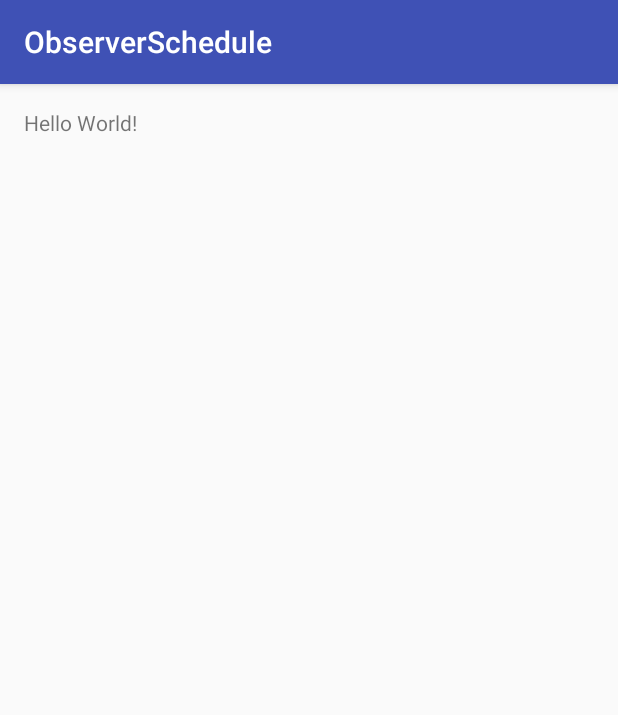
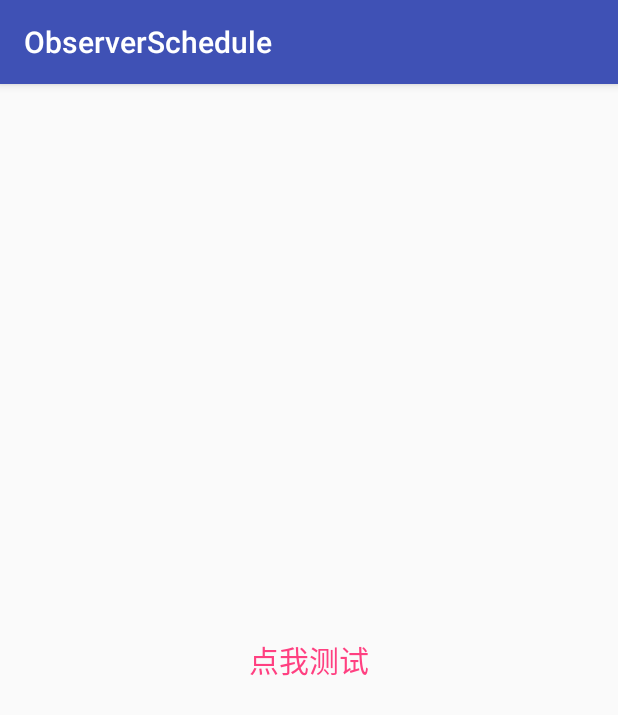
Before and after one commit to jiang111/ObservableScheduler, an Android app: the screen it shows after launch (MainActivity), on a phone screen of 412 x 824 dp. Shown: the top 715 px of the screen. Run offline under Robolectric (Android 15) with nearby library versions, the phone set to English and light mode, and no system bars.

Commit message:
add some demo

```diff
--- a/app/src/main/java/com/jyuesong/android/observerschedule/Test1Activity.java
+++ b/app/src/main/java/com/jyuesong/android/observerschedule/Test1Activity.java
@@ -89,6 +89,7 @@ public class Test1Activity extends AppCompatActivity {
                     @Override
                     public void notifyData(List<Bitmap> strings) {
 
+                        showToast("数据获取成功");
                         initRecyclerView(strings);
                     }
 
@@ -103,6 +104,7 @@ public class Test1Activity extends AppCompatActivity {
             @Override
             public void onCancel(DialogInterface dialog) {
                 mSubscription.unsubscribe();
+                showToast("已取消任务");
 
             }
         });
--- a/app/src/main/res/layout/activity_main.xml
+++ b/app/src/main/res/layout/activity_main.xml
@@ -4,6 +4,7 @@
     xmlns:tools="http://schemas.android.com/tools"
     android:layout_width="match_parent"
     android:layout_height="match_parent"
+    android:gravity="center"
     android:paddingBottom="@dimen/activity_vertical_margin"
     android:paddingLeft="@dimen/activity_horizontal_margin"
     android:paddingRight="@dimen/activity_horizontal_margin"
@@ -11,8 +12,10 @@
     tools:context="com.jyuesong.android.observerschedule.MainActivity">
 
     <TextView
+        android:id="@+id/tv"
         android:layout_width="wrap_content"
-        android:id="@+id/tv"
         android:layout_height="wrap_content"
-        android:text="Hello World!"/>
+        android:text="点我测试"
+        android:textColor="@color/colorAccent"
+        android:textSize="20sp"/>
 </RelativeLayout>
```
